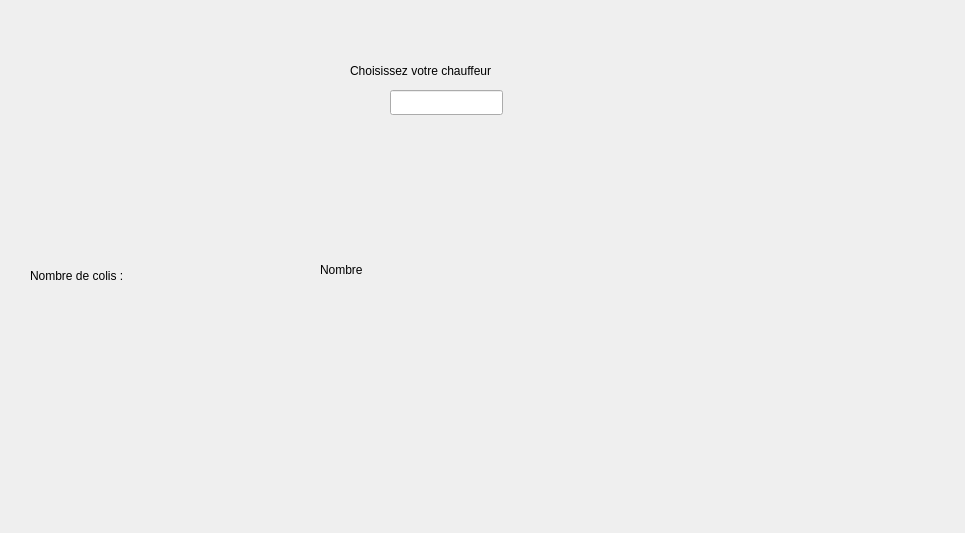
Qt form SmartOrderManager/admin_interface.ui (nassimlnd/SmartOrderManager) before a commit.
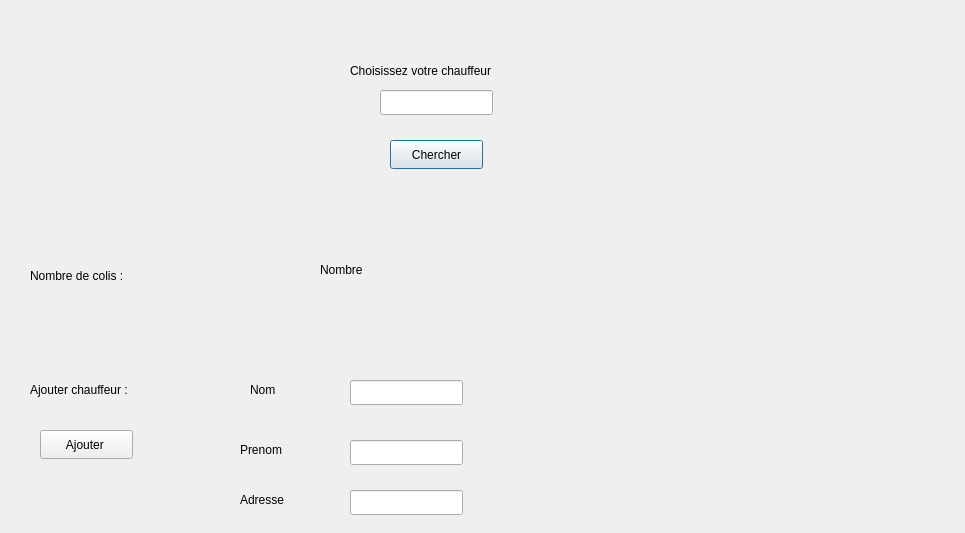
The same form after that commit.

Commit message: interface graphiques

What changed in the file:
```diff
--- a/SmartOrderManager/admin_interface.ui
+++ b/SmartOrderManager/admin_interface.ui
@@ -29,7 +29,7 @@
   <widget class="QLineEdit" name="lineEdit">
    <property name="geometry">
     <rect>
-     <x>390</x>
+     <x>380</x>
      <y>90</y>
      <width>113</width>
      <height>25</height>
@@ -62,6 +62,114 @@
     <string>Nombre</string>
    </property>
   </widget>
+  <widget class="QPushButton" name="pushButton">
+   <property name="geometry">
+    <rect>
+     <x>390</x>
+     <y>140</y>
+     <width>93</width>
+     <height>29</height>
+    </rect>
+   </property>
+   <property name="text">
+    <string>Chercher</string>
+   </property>
+  </widget>
+  <widget class="QLabel" name="label_4">
+   <property name="geometry">
+    <rect>
+     <x>30</x>
+     <y>380</y>
+     <width>141</width>
+     <height>20</height>
+    </rect>
+   </property>
+   <property name="text">
+    <string>Ajouter chauffeur :</string>
+   </property>
+  </widget>
+  <widget class="QLabel" name="label_5">
+   <property name="geometry">
+    <rect>
+     <x>250</x>
+     <y>380</y>
+     <width>63</width>
+     <height>20</height>
+    </rect>
+   </property>
+   <property name="text">
+    <string>Nom</string>
+   </property>
+  </widget>
+  <widget class="QLabel" name="label_6">
+   <property name="geometry">
+    <rect>
+     <x>240</x>
+     <y>440</y>
+     <width>63</width>
+     <height>20</height>
+    </rect>
+   </property>
+   <property name="text">
+    <string>Prenom</string>
+   </property>
+  </widget>
+  <widget class="QLabel" name="label_7">
+   <property name="geometry">
+    <rect>
+     <x>240</x>
+     <y>490</y>
+     <width>63</width>
+     <height>20</height>
+    </rect>
+   </property>
+   <property name="text">
+    <string>Adresse</string>
+   </property>
+  </widget>
+  <widget class="QLineEdit" name="lineEdit_2">
+   <property name="geometry">
+    <rect>
+     <x>350</x>
+     <y>380</y>
+     <width>113</width>
+     <height>25</height>
+    </rect>
+   </property>
+  </widget>
+  <widget class="QLineEdit" name="lineEdit_3">
+   <property name="geometry">
+    <rect>
+     <x>350</x>
+     <y>440</y>
+     <width>113</width>
+     <height>25</height>
+    </rect>
+   </property>
+  </widget>
+  <widget class="QLineEdit" name="lineEdit_4">
+   <property name="geometry">
+    <rect>
+     <x>350</x>
+     <y>490</y>
+     <width>113</width>
+     <height>25</height>
+    </rect>
+   </property>
+  </widget>
+  <widget class="QPushButton" name="pushButton_2">
+   <property name="geometry">
+    <rect>
+     <x>40</x>
+     <y>430</y>
+     <width>93</width>
+     <height>29</height>
+    </rect>
+   </property>
+   <property name="text">
+    <string>Ajouter </string>
+   </property>
+  </widget>
  </widget>
  <resources/>
  <connections/>
```
The commit also changes 7 other files.
